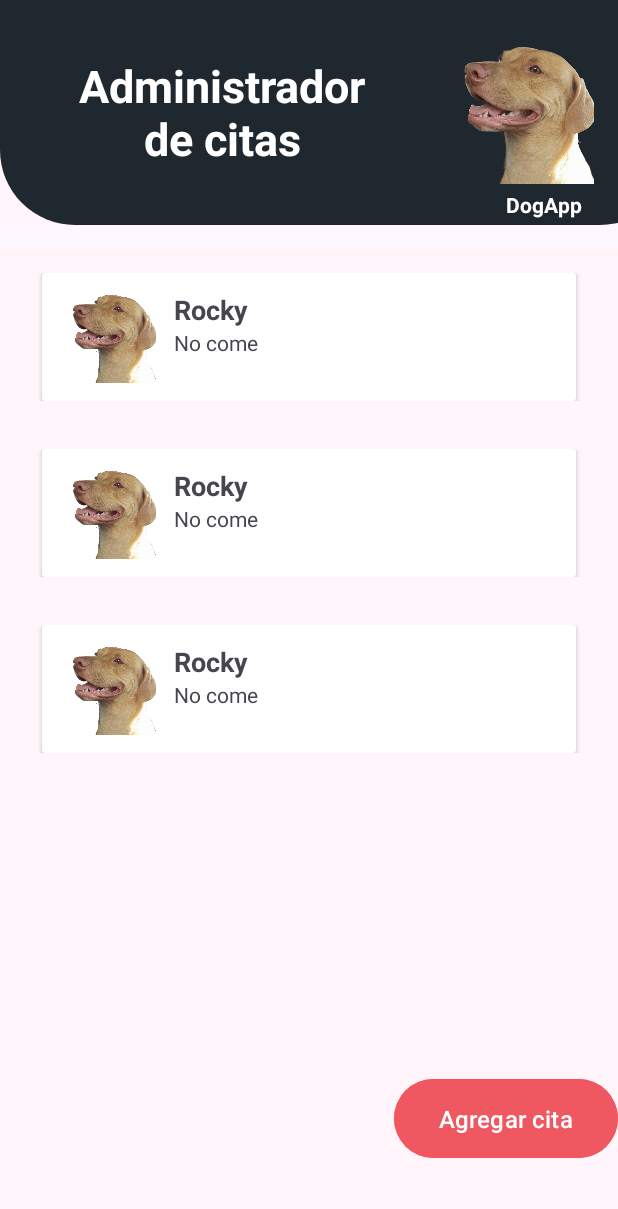
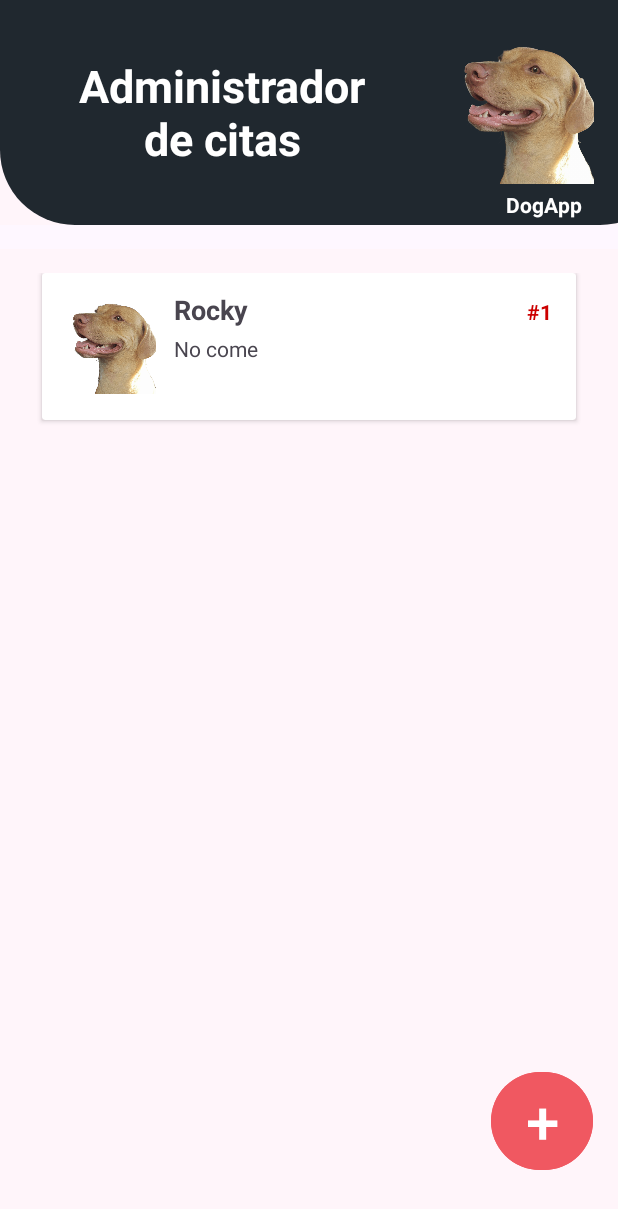
Before and after one commit to lauubetancourt/equipoDieciseis, an Android app: the layout fragment_home_appointments.xml on its own in the app's theme, with its tools: preview values and no code run, on a phone screen of 412 x 824 dp. Shown: the top 1209 px of the screen. Run offline under Robolectric (Android 15) with nearby library versions, the phone set to English and light mode, and no system bars.

Commit message:
new button - add appointment

```diff
--- a/app/src/main/java/com/example/miniproyecto_i/view/adapters/AppointmentAdapter.kt
+++ b/app/src/main/java/com/example/miniproyecto_i/view/adapters/AppointmentAdapter.kt
@@ -7,7 +7,9 @@ import com.example.clase7.RecyclerViewHolder
 import com.example.miniproyecto_i.databinding.ItemAppointmentBinding
 import com.example.miniproyecto_i.model.Appointment
 
-class AppointmentAdapter(private val listAppointment:MutableList<Appointment>):
+class AppointmentAdapter(
+    private val listAppointment:MutableList<Appointment>,
+    private val onClick: (Appointment) -> Unit ):
     RecyclerView.Adapter<RecyclerViewHolder>(){
 
     override fun onCreateViewHolder(parent: ViewGroup, viewType: Int): RecyclerViewHolder {
@@ -22,5 +24,8 @@ class AppointmentAdapter(private val listAppointment:MutableList<Appointment>):
     override fun onBindViewHolder(recyclerViewHolder:RecyclerViewHolder, position: Int) {
         val appointment = listAppointment[position]
         recyclerViewHolder.setItemAppointment(appointment)
+        recyclerViewHolder.bindingItem.cvAppointment.setOnClickListener {
+            onClick(appointment) // aquí llamas a la función que viene del fragment
+        }
     }
 }
--- a/app/src/main/java/com/example/miniproyecto_i/view/fragment/DetailAppointmentFragment.kt
+++ b/app/src/main/java/com/example/miniproyecto_i/view/fragment/DetailAppointmentFragment.kt
@@ -19,6 +19,7 @@ class DetailAppointmentFragment : Fragment(){
     private val appointmentViewModel: AppointmentViewModel by viewModels()
     private lateinit var receivedAppointment: Appointment
 
+
     override fun onCreateView(
         inflater: LayoutInflater, container: ViewGroup?,
         savedInstanceState: Bundle?
@@ -26,6 +27,8 @@ class DetailAppointmentFragment : Fragment(){
     ): View {
         binding = FragmentDetailAppointmentBinding.inflate(inflater)
         binding.lifecycleOwner = this
+
+        receivedAppointment = arguments?.getSerializable("dataAppointment") as Appointment
         setupToolBar()
         observeAppointmentData()
         controladores()
--- a/app/src/main/java/com/example/miniproyecto_i/view/fragment/HomeAppointments.kt
+++ b/app/src/main/java/com/example/miniproyecto_i/view/fragment/HomeAppointments.kt
@@ -36,14 +36,20 @@ class HomeAppointments : Fragment() {
 
     override fun onViewCreated(view: View, savedInstanceState: Bundle?) {
         super.onViewCreated(view, savedInstanceState)
+
         lifecycleScope.launch {
             val db = AppointmentDB.getDatabase(requireContext())
             val appointmentsFromDb = db.appointmentDao().getListAppointment()
 
-            // Configurar adaptador
-            recyclerView.adapter = AppointmentAdapter(appointmentsFromDb)
+            recyclerView.adapter = AppointmentAdapter(appointmentsFromDb) { appointment ->
+                val bundle = Bundle().apply {
+                    putSerializable("dataAppointment", appointment)
+                }
+                findNavController().navigate(R.id.action_homeAppointments_to_detailAppointmentFragment, bundle)
+            }
         }
     }
+
 
     private fun addAppointment() {
         val addButton = binding.BtnAdd
--- a/app/src/main/java/com/example/miniproyecto_i/view/fragment/RecyclerViewHolder.kt
+++ b/app/src/main/java/com/example/miniproyecto_i/view/fragment/RecyclerViewHolder.kt
@@ -21,6 +21,7 @@ class RecyclerViewHolder(binding: ItemAppointmentBinding): RecyclerView.ViewHold
                 .circleCrop()
                 .into(bindingItem.petImage)
 
+        bindingItem.appointmentId.text = "#${appointment.id}"
         bindingItem.petName.text = appointment.petName
         bindingItem.description.text = appointment.symptoms
 
--- a/app/src/main/res/layout/fragment_home_appointments.xml
+++ b/app/src/main/res/layout/fragment_home_appointments.xml
@@ -81,22 +81,22 @@
 
         <Button
             android:id="@+id/BtnAdd"
+            android:layout_width="68dp"
+            android:layout_height="73dp"
+            android:backgroundTint="@color/salmon"
             android:clickable="true"
             android:elevation="10dp"
-            android:layout_width="wrap_content"
-            android:layout_height="wrap_content"
-            android:backgroundTint="@color/salmon"
             android:gravity="center_vertical|start"
-            android:paddingHorizontal="30dp"
-            android:paddingVertical="15dp"
-            android:text="Agregar cita"
-            android:textSize="16sp"
+            android:paddingHorizontal="23dp"
+            android:paddingVertical="0dp"
+            android:text="+"
+            android:textSize="40dp"
             app:layout_constraintBottom_toBottomOf="parent"
             app:layout_constraintEnd_toEndOf="parent"
-            app:layout_constraintHorizontal_bias="1.0"
+            app:layout_constraintHorizontal_bias="0.951"
             app:layout_constraintStart_toStartOf="parent"
             app:layout_constraintTop_toTopOf="parent"
-            app:layout_constraintVertical_bias="0.937" />
+            app:layout_constraintVertical_bias="0.947" />
 
     </androidx.constraintlayout.widget.ConstraintLayout>
 </layout>
--- a/app/src/main/res/layout/item_appointment.xml
+++ b/app/src/main/res/layout/item_appointment.xml
@@ -1,27 +1,31 @@
 <?xml version="1.0" encoding="utf-8"?>
-<layout xmlns:android="http://schemas.android.com/apk/res/android">
+<layout xmlns:tools="http://schemas.android.com/tools"
+    xmlns:app="http://schemas.android.com/apk/res-auto"
+    xmlns:android="http://schemas.android.com/apk/res/android"
+    >
+
     <androidx.constraintlayout.widget.ConstraintLayout
         android:layout_width="match_parent"
-        android:layout_height="wrap_content"
+        android:layout_height="match_parent"
         android:padding="16dp">
 
         <androidx.cardview.widget.CardView
             android:id="@+id/cvAppointment"
+            cardBackgroundColor="@android:color/white"
+            cardCornerRadius="16dp"
+            cardElevation="6dp"
+            layout_constraintEnd_toEndOf="parent"
+            layout_constraintStart_toStartOf="parent"
+            layout_constraintTop_toTopOf="parent"
             android:layout_width="match_parent"
             android:layout_height="wrap_content"
-            android:layout_margin="12dp"
-            cardCornerRadius="16dp"
-            cardElevation="6dp"
             android:layout_gravity="center"
-            cardBackgroundColor="@android:color/white"
-            layout_constraintTop_toTopOf="parent"
-            layout_constraintStart_toStartOf="parent"
-            layout_constraintEnd_toEndOf="parent">
+            android:layout_margin="12dp">
 
 
             <LinearLayout
-                android:layout_width="351dp"
-                android:layout_height="85dp"
+                android:layout_width="356dp"
+                android:layout_height="match_parent"
                 android:orientation="horizontal"
                 android:padding="12dp">
 
@@ -33,28 +37,49 @@
                     android:scaleType="centerCrop"
                     android:src="@drawable/dog_icon" />
 
-                <LinearLayout
+                <androidx.constraintlayout.widget.ConstraintLayout
                     android:layout_width="0dp"
-                    android:layout_height="wrap_content"
+                    android:layout_height="74dp"
                     android:layout_weight="1"
                     android:orientation="vertical"
                     android:paddingStart="12dp">
 
                     <TextView
-                        android:id="@+id/petName"
+                        android:id="@+id/appointmentId"
                         android:layout_width="wrap_content"
                         android:layout_height="wrap_content"
+                        android:layout_marginTop="4dp"
+                        android:layout_marginEnd="4dp"
+                        android:text="#1"
+                        android:textColor="@android:color/holo_red_dark"
+                        android:textStyle="bold"
+                        app:layout_constraintEnd_toEndOf="parent"
+                        app:layout_constraintTop_toTopOf="parent" />
+
+                    <TextView
+                        android:id="@+id/petName"
+                        android:layout_width="0dp"
+                        android:layout_height="wrap_content"
+                        android:layout_marginEnd="8dp"
                         android:text="Rocky"
                         android:textSize="18sp"
-                        android:textStyle="bold" />
+                        android:textStyle="bold"
+                        app:layout_constraintEnd_toStartOf="@id/appointmentId"
+                        app:layout_constraintStart_toStartOf="parent"
+                        app:layout_constraintTop_toTopOf="parent" />
 
                     <TextView
                         android:id="@+id/description"
-                        android:layout_width="wrap_content"
+                        android:layout_width="0dp"
                         android:layout_height="wrap_content"
-                        android:text="No come" />
+                        android:layout_marginTop="4dp"
+                        android:text="No come"
+                        app:layout_constraintEnd_toEndOf="@id/petName"
+                        app:layout_constraintStart_toStartOf="@id/petName"
+                        app:layout_constraintTop_toBottomOf="@id/petName" />
 
-                </LinearLayout>
+
+                </androidx.constraintlayout.widget.ConstraintLayout>
             </LinearLayout>
         </androidx.cardview.widget.CardView>
 
--- a/app/src/main/res/navigation/navigation_graph.xml
+++ b/app/src/main/res/navigation/navigation_graph.xml
@@ -3,7 +3,7 @@
     xmlns:app="http://schemas.android.com/apk/res-auto"
     xmlns:tools="http://schemas.android.com/tools"
     android:id="@+id/navigation_graph"
-    app:startDestination="@id/loginFragment">
+    app:startDestination="@id/homeAppointments">
 
     <fragment
         android:id="@+id/loginFragment"
```
